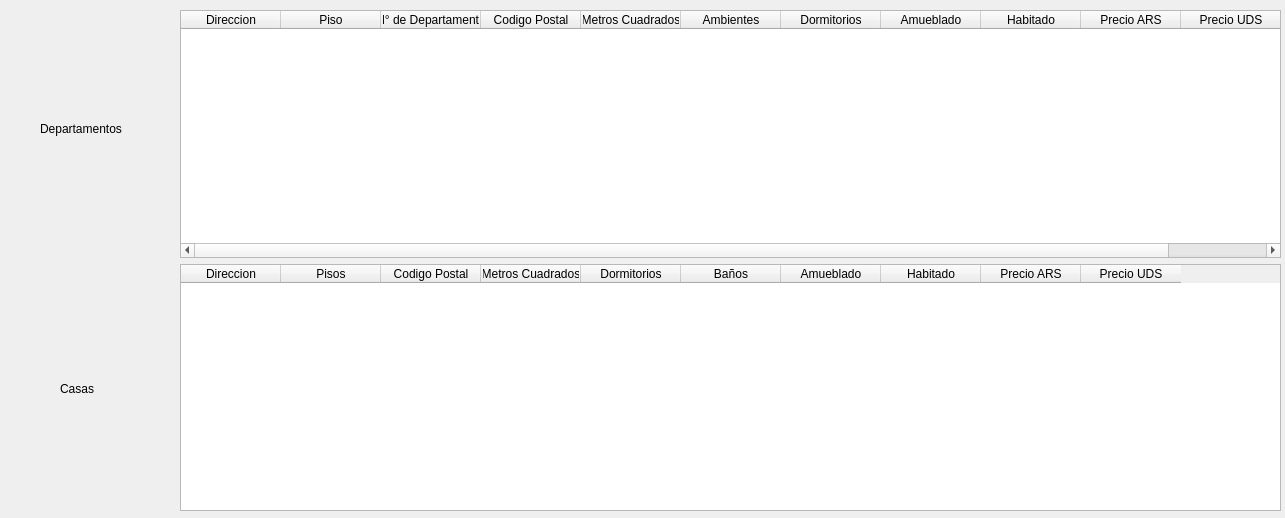
MateMar04/TP-Qt, file Alquiladas.ui: the form before one commit.
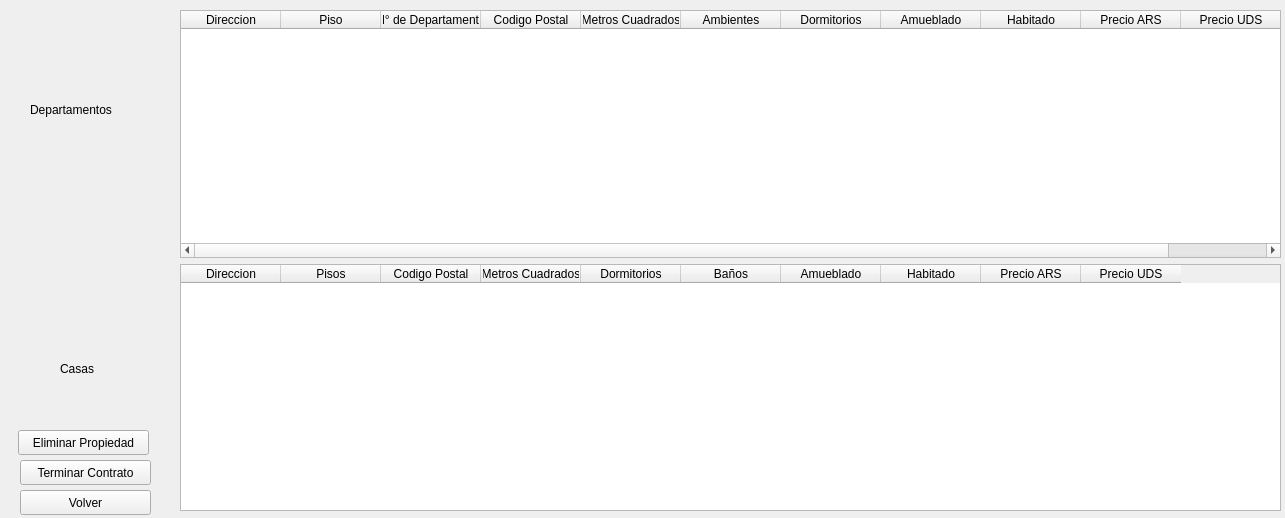
The form after the commit.

Commit message: Correcciones de ventanas y alquiler

Patch:
```diff
--- a/Alquiladas.ui
+++ b/Alquiladas.ui
@@ -157,10 +157,10 @@
    <widget class="QLabel" name="label">
     <property name="geometry">
      <rect>
-      <x>40</x>
-      <y>120</y>
-      <width>101</width>
-      <height>17</height>
+      <x>30</x>
+      <y>100</y>
+      <width>111</width>
+      <height>20</height>
      </rect>
     </property>
     <property name="text">
@@ -171,7 +171,7 @@
     <property name="geometry">
      <rect>
       <x>60</x>
-      <y>380</y>
+      <y>360</y>
       <width>41</width>
       <height>17</height>
      </rect>
@@ -180,6 +180,45 @@
      <string>Casas</string>
     </property>
    </widget>
+   <widget class="QPushButton" name="pb_volver">
+    <property name="geometry">
+     <rect>
+      <x>20</x>
+      <y>490</y>
+      <width>131</width>
+      <height>25</height>
+     </rect>
+    </property>
+    <property name="text">
+     <string>Volver</string>
+    </property>
+   </widget>
+   <widget class="QPushButton" name="pb_terminar_contrato">
+    <property name="geometry">
+     <rect>
+      <x>20</x>
+      <y>460</y>
+      <width>131</width>
+      <height>25</height>
+     </rect>
+    </property>
+    <property name="text">
+     <string>Terminar Contrato</string>
+    </property>
+   </widget>
+   <widget class="QPushButton" name="pb_eliminar_propiedad">
+    <property name="geometry">
+     <rect>
+      <x>18</x>
+      <y>430</y>
+      <width>131</width>
+      <height>25</height>
+     </rect>
+    </property>
+    <property name="text">
+     <string>Eliminar Propiedad</string>
+    </property>
+   </widget>
   </widget>
  </widget>
  <resources/>
```
Left out of the diff: 60 changed lines with no effect on the pictures. The commit also changes 2 other files.
